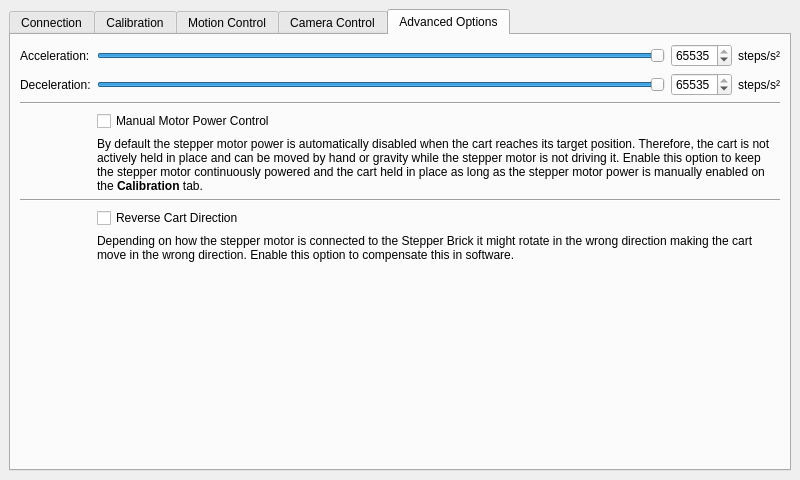
Above: control/src/ui/mainwindow.ui from Tinkerforge/camera-slider before the change. Below: the same form after it.
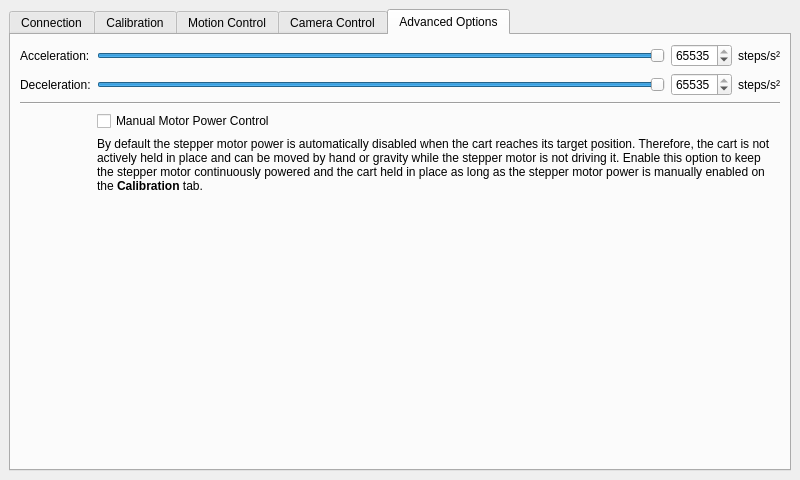
That is the form after the change. The open tabs and pages were chosen to show the change.

Commit message:
control: Handle minimum position > maximum position calibration
Also remove the reverse cart direction options, as it is not needed
anymore.

What changed in the file:
```diff
--- a/control/src/ui/mainwindow.ui
+++ b/control/src/ui/mainwindow.ui
@@ -560,13 +560,6 @@
             </item>
            </layout>
           </item>
-          <item row="6" column="1" colspan="2">
-           <widget class="QCheckBox" name="check_reverse_cart_direction">
-            <property name="text">
-             <string>Reverse Cart Direction</string>
-            </property>
-           </widget>
-          </item>
           <item row="3" column="1" colspan="2">
            <widget class="QCheckBox" name="check_manual_motor_power_control">
             <property name="text">
@@ -591,23 +584,6 @@
             </property>
            </widget>
           </item>
-          <item row="5" column="0" colspan="3">
-           <widget class="Line" name="line_2">
-            <property name="orientation">
-             <enum>Qt::Horizontal</enum>
-            </property>
-           </widget>
-          </item>
-          <item row="7" column="1" colspan="2">
-           <widget class="QLabel" name="label_reverse_cart_direction_help">
-            <property name="text">
-             <string>Depending on how the stepper motor is connected to the Stepper Brick it might rotate in the wrong direction making the cart move in the wrong direction. Enable this option to compensate this in software.</string>
-            </property>
-            <property name="wordWrap">
-             <bool>true</bool>
-            </property>
-           </widget>
-          </item>
           <item row="0" column="1">
            <widget class="QSlider" name="slider_acceleration">
             <property name="minimum">
```
Left out of the diff: 3 changed lines with no effect on the pictures. The commit also changes 1 other file.
